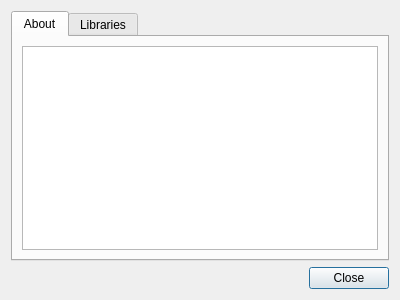
Above: aboutdialog.ui from kilab/qt-sqlmanager before the change. Below: the same form after it.
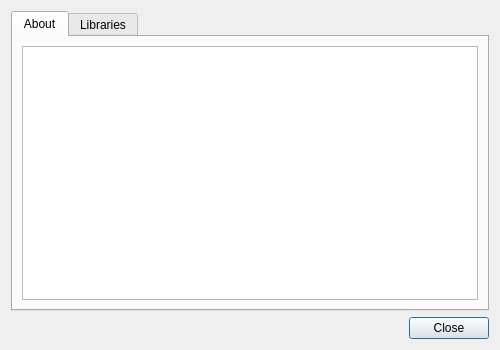
That is the form after the change. Icons and pictures are not drawn.

Commit message: Connect to another database, fixes, tidy, doc comments in mainwindow.cpp, added logo and license text to About dialog

Diff of the .ui file:
```diff
--- a/aboutdialog.ui
+++ b/aboutdialog.ui
@@ -6,8 +6,8 @@
    <rect>
     <x>0</x>
     <y>0</y>
-    <width>400</width>
-    <height>300</height>
+    <width>500</width>
+    <height>350</height>
    </rect>
   </property>
   <property name="sizePolicy">
@@ -18,8 +18,8 @@
   </property>
   <property name="minimumSize">
    <size>
-    <width>400</width>
-    <height>300</height>
+    <width>500</width>
+    <height>350</height>
    </size>
   </property>
   <property name="focusPolicy">
@@ -58,7 +58,7 @@
         </attribute>
         <layout class="QGridLayout" name="gridLayout_4">
          <item row="0" column="0">
-          <widget class="QTextEdit" name="TextBox_About">
+          <widget class="QTextBrowser" name="TextBox_About">
            <property name="focusPolicy">
             <enum>Qt::NoFocus</enum>
            </property>
```
Left out of the diff: 19 changed lines with no effect on the pictures. The commit also changes 6 other files.
